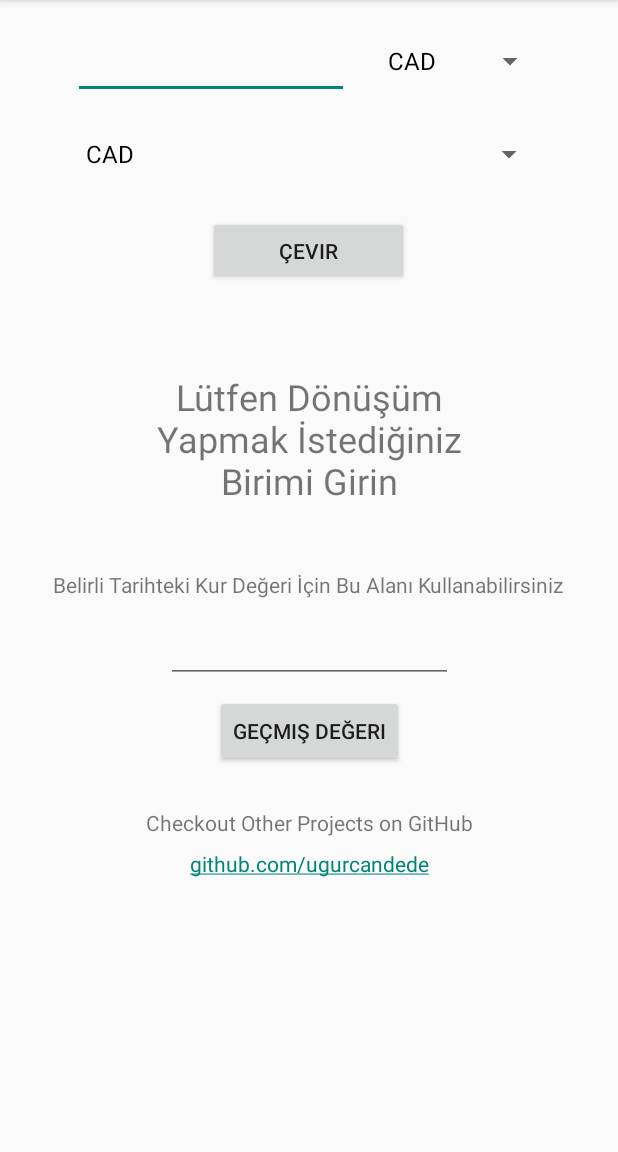
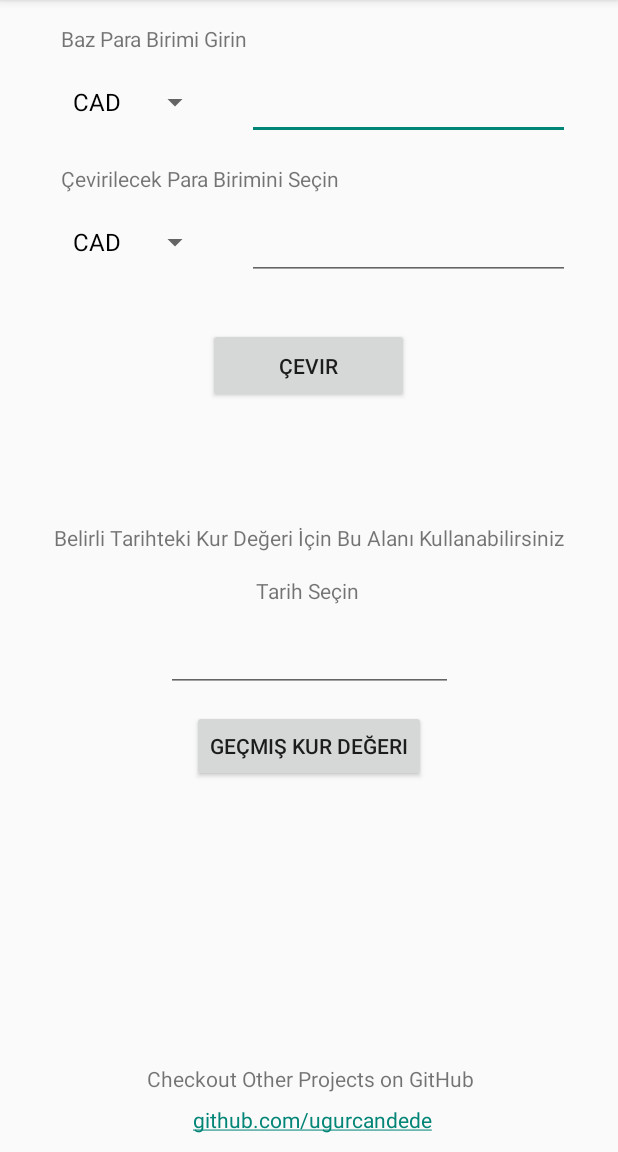
Before and after one commit to ugurcandede/DovizKuruCevirici, an Android app: the screen it shows after launch (MainActivity), on a phone screen of 412 x 824 dp, the part 84-1236 px from its top. Run offline under Robolectric (Android 15) with nearby library versions, the phone set to English and light mode, and no system bars.

Commit message:
Tasarım Güncellendi

```diff
--- a/app/src/main/java/dede/ugurcan/dovizKuru/MainActivity.java
+++ b/app/src/main/java/dede/ugurcan/dovizKuru/MainActivity.java
@@ -38,12 +38,12 @@ import java.util.Calendar;
 public class MainActivity extends AppCompatActivity {
     Button btnHistory;
     DatePickerDialog picker;
-    EditText edtTextIlkDate, edtTextSonDate;
+    EditText edtTextIlkDate, edtKurDegeri;
     String baslangıcTarihi, bitisTarihi;
 
     Spinner bazKurSpn, cevirilenKurSpn;
     EditText edtBazKur;
-    TextView txvSonuc, textView2;
+    TextView txwKurDegeri;
     String[] birimler = {"CAD", "HKD", "ISK", "PHP", "DKK", "HUF", "CZK", "GBP", "RON", "SEK",
             "IDR", "INR", "BRL", "RUB", "HRK", "JPY", "THB", "CHF", "EUR", "MYR", "BGN", "TRY",
             "CNY", "NOK", "NZD", "ZAR", "USD", "MXN", "SGD", "AUD", "ILS", "KRW", "PLN"};
@@ -56,12 +56,13 @@ public class MainActivity extends AppCompatActivity {
         bazKurSpn = (Spinner) findViewById(R.id.spnBazKur);
         cevirilenKurSpn = (Spinner) findViewById(R.id.spnCevirilecekKur);
         edtBazKur = findViewById(R.id.edtBazKur);
-        txvSonuc = findViewById(R.id.txvCevirilenKur);
-        textView2 = findViewById(R.id.textView2);
+        edtKurDegeri = findViewById(R.id.edtKurDegeri);
+        txwKurDegeri = findViewById(R.id.txwKurDegeri);
 
         btnHistory = findViewById(R.id.historyButton);
         edtTextIlkDate = findViewById(R.id.edtTextIlkDate);
         edtTextIlkDate.setInputType(InputType.TYPE_NULL);
+        edtKurDegeri.setInputType(InputType.TYPE_NULL);
 
         /**
          * Baz kur Spinner
@@ -104,6 +105,10 @@ public class MainActivity extends AppCompatActivity {
     }
 
     public void verileriGetir(View v) {
+        if (bazKurSpn.getSelectedItem().toString() == cevirilenKurSpn.getSelectedItem().toString()) {
+            Toast.makeText(getApplicationContext(), "Lüften Para Birimlerini Kontrol Edin", Toast.LENGTH_SHORT).show();
+            // edtKurDegeri.setText(edtBazKur.getText().toString() + " " + cevirilenKurSpn.getSelectedItem().toString());
+        } else {
             if ("".equals(edtBazKur.getText().toString())) {
                 Toast.makeText(getApplicationContext(), "Parasal Değer Girin", Toast.LENGTH_SHORT).show();
             } else {
@@ -119,10 +124,14 @@ public class MainActivity extends AppCompatActivity {
                 }
             }
         }
+    }
 
     public void eskiVerileriGetir(View v) {
-        if ("".equals(edtTextIlkDate.getText().toString()) || "".equals(edtBazKur.getText().toString())) {
-            Toast.makeText(getApplicationContext(), "Lütfen Tarih ve Parasal Değeri Kontrol Edin", Toast.LENGTH_SHORT).show();
+        if ("".equals(edtBazKur.getText().toString())) {
+            Toast.makeText(getApplicationContext(), "Parasal Değer Girin", Toast.LENGTH_SHORT).show();
+        } else {
+            if ("".equals(edtTextIlkDate.getText().toString())) {
+                Toast.makeText(getApplicationContext(), "Lütfen Tarihi Kontrol Edin", Toast.LENGTH_SHORT).show();
             } else {
                 DownlodHistoryData downloadHistoryData = new DownlodHistoryData();
                 try {
@@ -135,6 +144,8 @@ public class MainActivity extends AppCompatActivity {
                 }
             }
         }
+    }
+
 
     private class DownlodHistoryData extends AsyncTask<String, Void, String> {
         @Override
@@ -192,9 +203,9 @@ public class MainActivity extends AppCompatActivity {
                 Double historyHesapla = (doubleBazKur * doubleHistoryKur);
                 NumberFormat formatter = new DecimalFormat("#0.000");
                 System.out.println(formatter.format(historyHesapla) + " " + cevirilenKurSpn.getSelectedItem().toString());
-                textView2.setVisibility(View.VISIBLE);
-                textView2.setText(baslangıcTarihi + "\nTarihinde Kur Değeri");
-                txvSonuc.setText(formatter.format(historyHesapla) + " " + cevirilenKurSpn.getSelectedItem().toString());
+                txwKurDegeri.setVisibility(View.VISIBLE);
+                txwKurDegeri.setText(baslangıcTarihi + " Tarihindeki Kur Değeri");
+                edtKurDegeri.setText(formatter.format(historyHesapla) + " " + cevirilenKurSpn.getSelectedItem().toString());
 
             } catch (Exception e) {
                 e.printStackTrace();
@@ -229,7 +240,6 @@ public class MainActivity extends AppCompatActivity {
                 e.printStackTrace();
                 return null;
             }
-
         }
 
         @Override
@@ -256,9 +266,10 @@ public class MainActivity extends AppCompatActivity {
 
                 Double hesapla = (DoubleBazKur * DoubleGuncelKur);
                 NumberFormat formatter = new DecimalFormat("#0.000");
+                txwKurDegeri.setText("Güncel Kur Değeri");
+                edtKurDegeri.setText(formatter.format(hesapla) + " " + cevirilenKurSpn.getSelectedItem().toString());
                 //System.out.println(formatter.format(hesapla) + " " + cevirilenKurSpn.getSelectedItem().toString());
-                txvSonuc.setText(formatter.format(hesapla) + " " + cevirilenKurSpn.getSelectedItem().toString());
-                textView2.setVisibility(View.VISIBLE);
+                txwKurDegeri.setVisibility(View.VISIBLE);
 
             } catch (Exception e) {
                 e.printStackTrace();
--- a/app/src/main/res/layout/activity_main.xml
+++ b/app/src/main/res/layout/activity_main.xml
@@ -6,30 +6,48 @@
     android:layout_height="match_parent"
     tools:context=".MainActivity">
 
-    <Spinner
-        android:id="@+id/spnBazKur"
-        android:layout_width="113dp"
+    <EditText
+        android:id="@+id/edtBazKur"
+        android:layout_width="215dp"
         android:layout_height="50dp"
-        android:layout_marginTop="16dp"
-        android:layout_marginEnd="48dp"
+        android:layout_marginEnd="32dp"
+        android:defaultFocusHighlightEnabled="true"
+        android:ems="10"
+        android:importantForAutofill="no"
+        android:inputType="number"
+        android:textAlignment="textEnd"
         app:layout_constraintEnd_toEndOf="parent"
-        app:layout_constraintTop_toTopOf="parent" />
+        app:layout_constraintTop_toTopOf="@+id/spnBazKur" />
+
+    <EditText
+        android:id="@+id/edtKurDegeri"
+        android:layout_width="215dp"
+        android:layout_height="50dp"
+        android:clickable="false"
+        android:editable="false"
+        android:ems="10"
+        android:inputType="none"
+        android:textAlignment="center"
+        android:textIsSelectable="true"
+        app:layout_constraintEnd_toEndOf="@+id/edtBazKur"
+        app:layout_constraintStart_toStartOf="@+id/edtBazKur"
+        app:layout_constraintTop_toTopOf="@+id/spnCevirilecekKur" />
 
     <Spinner
         android:id="@+id/spnCevirilecekKur"
-        android:layout_width="314dp"
+        android:layout_width="100dp"
         android:layout_height="50dp"
-        android:layout_marginTop="12dp"
-        app:layout_constraintEnd_toEndOf="parent"
-        app:layout_constraintHorizontal_bias="0.5"
-        app:layout_constraintStart_toStartOf="parent"
-        app:layout_constraintTop_toBottomOf="@+id/edtBazKur" />
+        android:layout_marginTop="8dp"
+        app:layout_constraintEnd_toEndOf="@+id/spnBazKur"
+        app:layout_constraintHorizontal_bias="1.0"
+        app:layout_constraintStart_toStartOf="@+id/spnBazKur"
+        app:layout_constraintTop_toBottomOf="@+id/txwKurDegeri" />
 
     <Button
         android:id="@+id/btnCevir"
         android:layout_width="134dp"
-        android:layout_height="46dp"
-        android:layout_marginTop="16dp"
+        android:layout_height="50dp"
+        android:layout_marginTop="32dp"
         android:onClick="verileriGetir"
         android:text="@string/cevir"
         app:layout_constraintEnd_toEndOf="parent"
@@ -38,98 +56,107 @@
         app:layout_constraintTop_toBottomOf="@+id/spnCevirilecekKur" />
 
     <TextView
-        android:id="@+id/txvCevirilenKur"
-        android:layout_width="262dp"
-        android:layout_height="92dp"
-        android:layout_marginTop="4dp"
-        android:text="Lütfen Dönüşüm Yapmak İstediğiniz Birimi Girin"
-        android:textAlignment="center"
-        android:textSize="24sp"
-        app:layout_constraintEnd_toEndOf="parent"
+        android:id="@+id/txwKurDegeri"
+        android:layout_width="wrap_content"
+        android:layout_height="wrap_content"
+        android:layout_marginTop="16dp"
+        android:text="Çevirilecek Para Birimini Seçin"
+        app:layout_constraintEnd_toEndOf="@+id/textView2"
+        app:layout_constraintHorizontal_bias="0.0"
+        app:layout_constraintStart_toStartOf="@+id/textView2"
+        app:layout_constraintTop_toBottomOf="@+id/spnBazKur" />
+
+    <Spinner
+        android:id="@+id/spnBazKur"
+        android:layout_width="100dp"
+        android:layout_height="50dp"
+        android:layout_marginTop="8dp"
+        app:layout_constraintEnd_toStartOf="@+id/edtBazKur"
+        app:layout_constraintHorizontal_bias="0.63"
         app:layout_constraintStart_toStartOf="parent"
         app:layout_constraintTop_toBottomOf="@+id/textView2" />
 
+    <TextView
+        android:id="@+id/textView"
+        android:layout_width="wrap_content"
+        android:layout_height="wrap_content"
+        android:layout_marginBottom="8dp"
+        android:autoLink="web"
+        android:text="Checkout Other Projects on GitHub"
+        app:layout_constraintBottom_toTopOf="@+id/textView3"
+        app:layout_constraintEnd_toEndOf="@+id/historyButton"
+        app:layout_constraintHorizontal_bias="0.484"
+        app:layout_constraintStart_toStartOf="@+id/historyButton" />
+
+    <TextView
+        android:id="@+id/textView3"
+        android:layout_width="wrap_content"
+        android:layout_height="wrap_content"
+        android:layout_marginBottom="12dp"
+        android:autoLink="web"
+        android:text="github.com/ugurcandede"
+        app:layout_constraintBottom_toBottomOf="parent"
+        app:layout_constraintEnd_toEndOf="@+id/textView"
+        app:layout_constraintHorizontal_bias="0.524"
+        app:layout_constraintStart_toStartOf="@+id/textView" />
+
     <EditText
-        android:id="@+id/edtBazKur"
-        android:layout_width="184dp"
+        android:id="@+id/edtTextIlkDate"
+        android:layout_width="191dp"
         android:layout_height="50dp"
-        android:layout_marginTop="16dp"
+        android:layout_marginTop="8dp"
         android:ems="10"
-        android:importantForAutofill="no"
-        android:inputType="number"
-        android:textAlignment="textEnd"
-        app:layout_constraintEnd_toStartOf="@+id/spnBazKur"
-        app:layout_constraintHorizontal_bias="0.727"
+        android:inputType="date"
+        android:textAlignment="center"
+        app:layout_constraintEnd_toEndOf="parent"
         app:layout_constraintStart_toStartOf="parent"
-        app:layout_constraintTop_toTopOf="parent" />
+        app:layout_constraintTop_toBottomOf="@+id/textView5" />
+
+    <Button
+        android:id="@+id/historyButton"
+        android:layout_width="wrap_content"
+        android:layout_height="wrap_content"
+        android:layout_marginTop="12dp"
+        android:onClick="eskiVerileriGetir"
+        android:text="Geçmiş Kur Değeri"
+        android:textAlignment="center"
+        app:layout_constraintEnd_toEndOf="parent"
+        app:layout_constraintHorizontal_bias="0.5"
+        app:layout_constraintStart_toStartOf="parent"
+        app:layout_constraintTop_toBottomOf="@+id/edtTextIlkDate" />
+
+    <TextView
+        android:id="@+id/textView4"
+        android:layout_width="wrap_content"
+        android:layout_height="wrap_content"
+        android:layout_marginStart="32dp"
+        android:layout_marginTop="80dp"
+        android:text="Belirli Tarihteki Kur Değeri İçin Bu Alanı Kullanabilirsiniz"
+        app:layout_constraintEnd_toEndOf="@+id/btnCevir"
+        app:layout_constraintHorizontal_bias="0.565"
+        app:layout_constraintStart_toStartOf="@+id/btnCevir"
+        app:layout_constraintTop_toBottomOf="@+id/btnCevir" />
 
     <TextView
         android:id="@+id/textView2"
         android:layout_width="wrap_content"
         android:layout_height="wrap_content"
         android:layout_marginTop="16dp"
-        android:text="@string/guncel_kur_degeri"
-        android:textAlignment="center"
-        android:textSize="28sp"
-        android:visibility="invisible"
+        android:text="Baz Para Birimi Girin"
         app:layout_constraintEnd_toEndOf="parent"
+        app:layout_constraintHorizontal_bias="0.141"
         app:layout_constraintStart_toStartOf="parent"
-        app:layout_constraintTop_toBottomOf="@+id/btnCevir" />
+        app:layout_constraintTop_toTopOf="parent" />
 
     <TextView
-        android:id="@+id/textView"
+        android:id="@+id/textView5"
         android:layout_width="wrap_content"
         android:layout_height="wrap_content"
-        android:layout_marginTop="27dp"
-        android:autoLink="web"
-        android:text="Checkout Other Projects on GitHub"
+        android:layout_marginTop="16dp"
+        android:text="Tarih Seçin"
         app:layout_constraintEnd_toEndOf="parent"
-        app:layout_constraintStart_toStartOf="parent"
-        app:layout_constraintTop_toBottomOf="@+id/historyButton" />
-
-    <TextView
-        android:id="@+id/textView3"
-        android:layout_width="wrap_content"
-        android:layout_height="wrap_content"
-        android:layout_marginTop="8dp"
-        android:autoLink="web"
-        android:text="github.com/ugurcandede"
-        app:layout_constraintEnd_toEndOf="parent"
-        app:layout_constraintStart_toStartOf="parent"
-        app:layout_constraintTop_toBottomOf="@+id/textView" />
-
-    <Button
-        android:id="@+id/historyButton"
-        android:layout_width="wrap_content"
-        android:layout_height="wrap_content"
-        android:layout_marginTop="8dp"
-        android:onClick="eskiVerileriGetir"
-        android:text="Geçmiş Değeri"
-        app:layout_constraintEnd_toEndOf="parent"
-        app:layout_constraintStart_toStartOf="parent"
-        app:layout_constraintTop_toBottomOf="@+id/edtTextIlkDate" />
-
-    <EditText
-        android:id="@+id/edtTextIlkDate"
-        android:layout_width="191dp"
-        android:layout_height="40dp"
-        android:layout_marginTop="16dp"
-        android:ems="10"
-        android:inputType="date"
-        android:textAlignment="center"
-        app:layout_constraintEnd_toEndOf="parent"
+        app:layout_constraintHorizontal_bias="0.498"
         app:layout_constraintStart_toStartOf="parent"
         app:layout_constraintTop_toBottomOf="@+id/textView4" />
 
-    <TextView
-        android:id="@+id/textView4"
-        android:layout_width="wrap_content"
-        android:layout_height="wrap_content"
-        android:layout_marginTop="40dp"
-        android:text="Belirli Tarihteki Kur Değeri İçin Bu Alanı Kullanabilirsiniz"
-        app:layout_constraintEnd_toEndOf="parent"
-        app:layout_constraintHorizontal_bias="0.492"
-        app:layout_constraintStart_toStartOf="parent"
-        app:layout_constraintTop_toBottomOf="@+id/txvCevirilenKur" />
-
 </androidx.constraintlayout.widget.ConstraintLayout>
```
Lines whose indentation alone changed are shown as unchanged.
